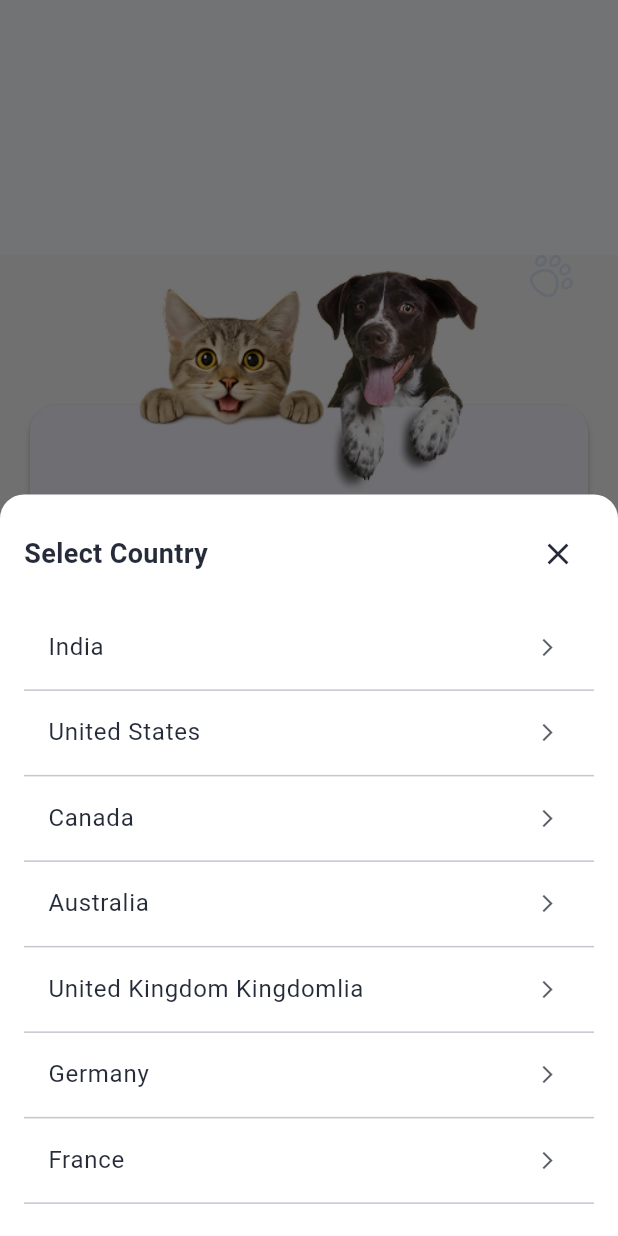
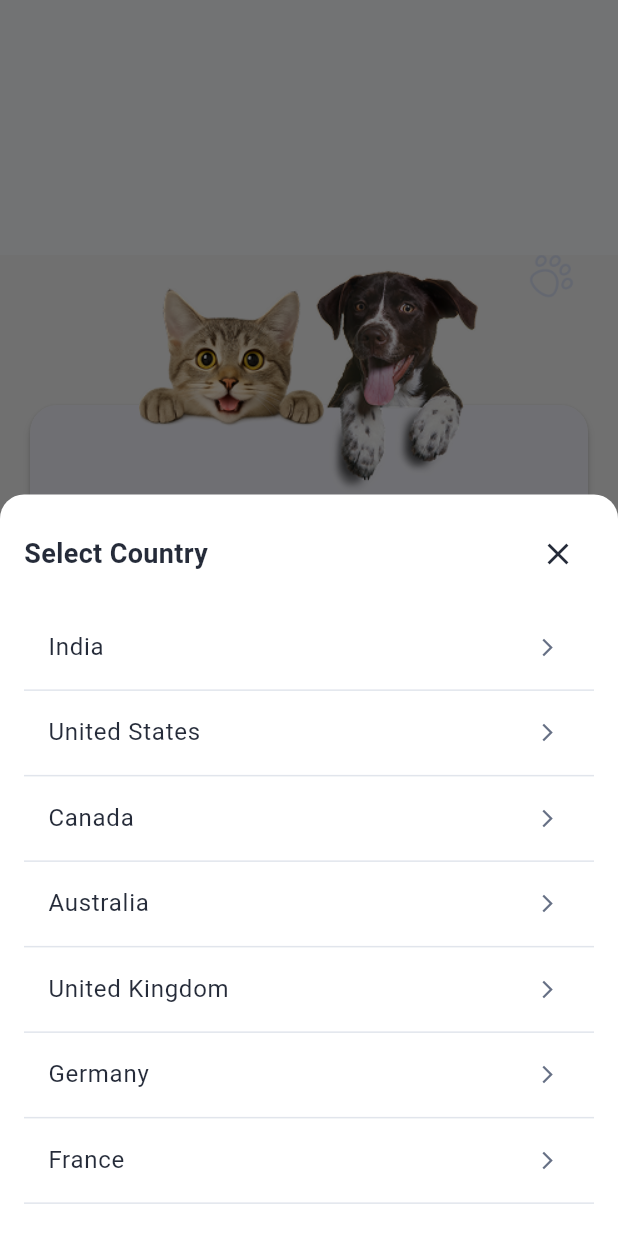
Before and after one commit to RohanFicus/vetnow_user, a Flutter app: the SignInScreen screen opened directly, after a tap on "🇮🇳", on a phone screen of 412 x 824 dp. Run offline on Flutter 3.47's test engine with Material 3 defaults, Android fonts, the phone set to English and light mode, and no system bars; our stand-ins replace dio, equatable, file_picker, flutter_bloc, flutter_native_splash, flutter_secure_storage and 7 more; missing offline and left inert: razorpay_flutter; accounts and stored records are empty; Roboto replaces fonts that are missing (Figtree); project files that could hold a hidden picture were left out.

Commit message:
Bug Fixes and UI Enhancement.

```diff
--- a/lib/features/auth/domain/entities/country.dart
+++ b/lib/features/auth/domain/entities/country.dart
@@ -1,9 +1,11 @@
 class Country {
   final String code;
   final String name;
+  final String flag;
 
   const Country({
     required this.code,
     required this.name,
+    required this.flag,
   });
 }
--- a/lib/features/auth/presentation/bloc/otp/otp_bloc.dart
+++ b/lib/features/auth/presentation/bloc/otp/otp_bloc.dart
@@ -51,6 +51,10 @@ class OtpBloc extends Bloc<OtpEvent, OtpState> {
       print("Id===>${result.meta?.accessToken}");
       var token = result.meta?.accessToken?.toString();
       await storageService.saveToken(token.toString());
+      var refreshToken = result.meta?.refreshToken?.toString();
+      if (refreshToken != null) {
+        await storageService.saveRefreshToken(refreshToken);
+      }
       DashBoardResponseModal? dashBoardResponseModal = result.data;
       storageService.saveDashboardDataJson(dashBoardResponseModal!.toJson());
 
--- a/lib/features/auth/presentation/bloc/sign_in_event.dart
+++ b/lib/features/auth/presentation/bloc/sign_in_event.dart
@@ -26,12 +26,13 @@ class TermsToggled extends SignInEvent {
 }
 
 class CountrySelected extends SignInEvent {
-  final String country;
+  final String code;
+  final String flag;
 
-  const CountrySelected(this.country);
+  const CountrySelected(this.code, this.flag);
 
   @override
-  List<Object?> get props => [country];
+  List<Object?> get props => [code, flag];
 }
 
 class SubmitPressed extends SignInEvent {}
--- a/lib/features/auth/presentation/bloc/sign_in_state.dart
+++ b/lib/features/auth/presentation/bloc/sign_in_state.dart
@@ -6,7 +6,8 @@ class SignInState extends Equatable {
   final String phone;
   final bool termsAccepted;
   final bool isButtonEnabled;
-  final String selectedCountry;
+  final String selectedCountryCode;
+  final String selectedCountryFlag;
   final bool isLoading;
   final String? error;
   final String? phoneError;
@@ -16,7 +17,8 @@ class SignInState extends Equatable {
     this.phone = '',
     this.termsAccepted = false,
     this.isButtonEnabled = false,
-    this.selectedCountry = 'India',
+    this.selectedCountryCode = '+91',
+    this.selectedCountryFlag = '🇮🇳',
     required this.isLoading,
     this.error,
     this.phoneError,
@@ -25,7 +27,8 @@ class SignInState extends Equatable {
 
   factory SignInState.initial() => SignInState(
     phone: "",
-    selectedCountry: 'India',
+    selectedCountryCode: '+91',
+    selectedCountryFlag: '🇮🇳',
     termsAccepted: false,
     isButtonEnabled: false,
     isLoading: false,
@@ -36,7 +39,8 @@ class SignInState extends Equatable {
     String? phone,
     bool? termsAccepted,
     bool? isButtonEnabled,
-    String? selectedCountry,
+    String? selectedCountryCode,
+    String? selectedCountryFlag,
     bool? isLoading,
     String? error,
     String? phoneError,
@@ -46,7 +50,8 @@ class SignInState extends Equatable {
       phone: phone ?? this.phone,
       termsAccepted: termsAccepted ?? this.termsAccepted,
       isButtonEnabled: isButtonEnabled ?? this.isButtonEnabled,
-      selectedCountry: selectedCountry ?? this.selectedCountry,
+      selectedCountryCode: selectedCountryCode ?? this.selectedCountryCode,
+      selectedCountryFlag: selectedCountryFlag ?? this.selectedCountryFlag,
       isLoading: isLoading ?? this.isLoading,
       phoneError: phoneError ?? this.phoneError,
       error: error,
@@ -59,7 +64,8 @@ class SignInState extends Equatable {
     phone,
     termsAccepted,
     isButtonEnabled,
-    selectedCountry,
+    selectedCountryCode,
+    selectedCountryFlag,
     isLoading,
     error,
     phoneError,
--- a/lib/features/auth/presentation/components/country_picker_sheet.dart
+++ b/lib/features/auth/presentation/components/country_picker_sheet.dart
@@ -1,37 +1,38 @@
 import 'package:flutter/material.dart';
-import '../../../../core/theme/app_color.dart';
+import 'package:vetnow_user/core/theme/app_theme_colors.dart';
+
 import '../../../../core/theme/sizes.dart';
 import '../../domain/entities/country.dart';
 
-typedef OnCountrySelected = void Function(String country);
+typedef OnCountrySelected = void Function(String code, String flag);
 
 void showCountryPickerSheet({
   required BuildContext context,
   required OnCountrySelected onSelected,
 }) {
   final List<Country> countries = [
-    Country(code: '+91', name: 'India'),
-    Country(code: '+1', name: 'United States'),
-    Country(code: '+11', name: 'Canada'),
-    Country(code: '+2', name: 'Australia'),
-    Country(code: '+3', name: 'United Kingdom Kingdomlia'),
-    Country(code: '+4', name: 'Germany'),
-    Country(code: '+5', name: 'France'),
-    Country(code: '+6', name: 'Brazil'),
+    Country(code: '+91', name: 'India', flag: '🇮🇳'),
+    Country(code: '+1', name: 'United States', flag: '🇺🇸'),
+    Country(code: '+1', name: 'Canada', flag: '🇨🇦'),
+    Country(code: '+61', name: 'Australia', flag: '🇦🇺'),
+    Country(code: '+44', name: 'United Kingdom', flag: '🇬🇧'),
+    Country(code: '+49', name: 'Germany', flag: '🇩🇪'),
+    Country(code: '+33', name: 'France', flag: '🇫🇷'),
+    Country(code: '+55', name: 'Brazil', flag: '🇧🇷'),
   ];
 
   showModalBottomSheet(
     context: context,
-    backgroundColor: Colors.white,
+    backgroundColor: context.appSurface,
     useSafeArea: true,
-    constraints: BoxConstraints(maxHeight: MediaQuery.of(context).size.height * 0.6),
+    constraints: BoxConstraints(
+      maxHeight: MediaQuery.of(context).size.height * 0.6,
+    ),
     shape: const RoundedRectangleBorder(
-      borderRadius: BorderRadius.vertical(
-        top: Radius.circular(16),
-      ),
+      borderRadius: BorderRadius.vertical(top: Radius.circular(16)),
     ),
     isScrollControlled: true,
-    builder: (_) {
+    builder: (context) {
       return SafeArea(
         child: Padding(
           padding: const EdgeInsets.all(AppSizes.s16),
@@ -42,15 +43,16 @@ void showCountryPickerSheet({
               Row(
                 mainAxisAlignment: MainAxisAlignment.spaceBetween,
                 children: [
-                  const Text(
+                  Text(
                     'Select Country',
                     style: TextStyle(
                       fontSize: 18,
                       fontWeight: FontWeight.w600,
+                      color: context.appText,
                     ),
                   ),
                   IconButton(
-                    icon: const Icon(Icons.close),
+                    icon: Icon(Icons.close, color: context.appText),
                     onPressed: () => Navigator.pop(context),
                   ),
                 ],
@@ -63,21 +65,21 @@ void showCountryPickerSheet({
                 child: ListView.separated(
                   itemCount: countries.length,
                   separatorBuilder: (_, __) =>
-                  const Divider(height: 1),
+                      Divider(height: 1, color: context.appBorder),
                   itemBuilder: (context, index) {
                     final country = countries[index];
                     return ListTile(
                       title: Text(
                         country.name,
-                        style: const TextStyle(fontSize: 16),
+                        style: TextStyle(fontSize: 16, color: context.appText),
                       ),
-                      trailing: const Icon(
+                      trailing: Icon(
                         Icons.arrow_forward_ios,
                         size: 14,
-                        color: AppColors.textGray,
+                        color: context.appMutedText,
                       ),
                       onTap: () {
-                        onSelected(country.code);
+                        onSelected(country.code, country.flag);
                         Navigator.pop(context);
                       },
                     );
--- a/lib/features/auth/presentation/components/phone_number_field.dart
+++ b/lib/features/auth/presentation/components/phone_number_field.dart
@@ -4,6 +4,7 @@ typedef Validator = String? Function(String? value);
 
 class AppPhoneField extends StatefulWidget {
   final String countryCode;
+  final String flag;
   final String hint;
   final String? errorText;
   final bool enabled;
@@ -17,6 +18,7 @@ class AppPhoneField extends StatefulWidget {
   const AppPhoneField({
     super.key,
     this.countryCode = '+91',
+    this.flag = '🇮🇳',
     this.hint = 'Enter your phone number',
     this.errorText,
     this.enabled = true,
@@ -89,7 +91,7 @@ class _AppPhoneFieldState extends State<AppPhoneField> {
                     onTap: widget.onCountryTap,
                     child: Row(
                       children: [
-                        const Text('🇮🇳', style: TextStyle(fontSize: 14)),
+                        Text(widget.flag, style: const TextStyle(fontSize: 14)),
                         const SizedBox(width: 4),
                         Text(
                           widget.countryCode,
--- a/lib/features/auth/presentation/screens/add_pet_wizard_screen.dart
+++ b/lib/features/auth/presentation/screens/add_pet_wizard_screen.dart
@@ -1281,8 +1281,6 @@ class Step3MedicalDetails extends StatelessWidget {
         _spayedButton("YES", context, state, index, vaccine),
         const SizedBox(width: 15),
         _spayedButton("NO", context, state, index, vaccine),
-        const SizedBox(width: 15),
-        _spayedButton("NOT SURE", context, state, index, vaccine),
       ],
     );
   }
--- a/lib/features/auth/presentation/screens/edit_pet_profile_screen.dart
+++ b/lib/features/auth/presentation/screens/edit_pet_profile_screen.dart
@@ -517,8 +517,6 @@ class EditPetProfileScreen extends StatelessWidget {
         _spayedButton("YES", context, state, index, vaccine),
         const SizedBox(width: 15),
         _spayedButton("NO", context, state, index, vaccine),
-        const SizedBox(width: 15),
-        _spayedButton("NOT SURE", context, state, index, vaccine),
       ],
     );
   }
--- a/lib/features/auth/presentation/screens/home_screen.dart
+++ b/lib/features/auth/presentation/screens/home_screen.dart
@@ -195,7 +195,7 @@ Widget _buildTopProfileRow(BuildContext context, DashboardState state) {
         ),
         Row(
           children: [
-            _buildNotificationIcon(context, state.isLoading),
+            // _buildNotificationIcon(context, state.isLoading),
             const SizedBox(width: 10),
             _buildProfileIcon(context, state),
           ],
--- a/lib/features/auth/presentation/screens/sign_in_screen.dart
+++ b/lib/features/auth/presentation/screens/sign_in_screen.dart
@@ -61,7 +61,8 @@ class SignInScreen extends StatelessWidget {
                           color: Theme.of(context).brightness == Brightness.dark
                               ? Theme.of(context).scaffoldBackgroundColor
                               : null,
-                          colorBlendMode: Theme.of(context).brightness == Brightness.dark
+                          colorBlendMode:
+                              Theme.of(context).brightness == Brightness.dark
                               ? BlendMode.multiply
                               : null,
                         ),
@@ -100,7 +101,9 @@ class SignInScreen extends StatelessWidget {
                                               "Welcome to VetNow",
                                               style: TextStyle(
                                                 fontSize: 24,
-                                                color: Theme.of(context).colorScheme.onSurface,
+                                                color: Theme.of(
+                                                  context,
+                                                ).colorScheme.onSurface,
                                               ),
                                             ),
                                             SizedBox(
@@ -114,7 +117,10 @@ class SignInScreen extends StatelessWidget {
                                                 textAlign: TextAlign.center,
                                                 style: TextStyle(
                                                   fontSize: AppSizes.s14,
-                                                  color: Theme.of(context).colorScheme.onSurface.withOpacity(0.7),
+                                                  color: Theme.of(context)
+                                                      .colorScheme
+                                                      .onSurface
+                                                      .withOpacity(0.7),
                                                 ),
                                               ),
                                             ),
@@ -146,7 +152,8 @@ class SignInScreen extends StatelessWidget {
                                                         phoneNumberController,
                                                     value: state.phone,
                                                     countryCode:
-                                                        state.selectedCountry,
+                                                        state.selectedCountryCode,
+                                                    flag: state.selectedCountryFlag,
                                                     errorText: state.phoneError,
                                                     onChanged: (value) {
                                                       context
@@ -158,14 +165,15 @@ class SignInScreen extends StatelessWidget {
                                                     onCountryTap: () {
                                                       showCountryPickerSheet(
                                                         context: context,
-                                                        onSelected: (country) {
+                                                        onSelected: (code, flag) {
                                                           context
                                                               .read<
                                                                 SignInBloc
                                                               >()
                                                               .add(
                                                                 CountrySelected(
-                                                                  country,
+                                                                  code,
+                                                                  flag,
                                                                 ),
                                                               );
                                                         },
--- a/lib/main.dart
+++ b/lib/main.dart
@@ -6,6 +6,7 @@ import 'package:provider/provider.dart';
 import 'package:vetnow_user/core/storage/secure_storage_service.dart';
 
 import 'core/di/service_locator.dart';
+import 'core/navigation/navigation_service.dart';
 import 'core/theme/app_theme.dart';
 import 'core/theme/theme_notifier.dart';
 import 'features/splash/presentation/app_launcher.dart';
@@ -42,6 +43,7 @@ class MyApp extends StatelessWidget {
     final themeNotifier = context.watch<ThemeNotifier>();
 
     return MaterialApp(
+      navigatorKey: NavigationService.navigatorKey,
       title: 'VetNow',
       debugShowCheckedModeBanner: false,
       theme: AppTheme.lightTheme(),
```
Also changed, not shown: lib/core/network/auth_interceptor.dart (+185 -0 lines), lib/core/storage/secure_storage_service.dart (+13 -0 lines), lib/features/auth/data/datasources/profile_remote_data_source.dart (+5 -3 lines), lib/features/auth/presentation/bloc/pet_profile/profile_bloc.dart (+3 -4 lines), lib/features/auth/presentation/bloc/sign_in_bloc.dart (+5 -2 lines), lib/features/auth/presentation/screens/book_appointment_screen.dart (+13 -0 lines), lib/features/auth/presentation/screens/edit_profile_screen.dart (+6 -10 lines), lib/features/auth/presentation/screens/payment_summary_screen.dart (+58 -51 lines).
